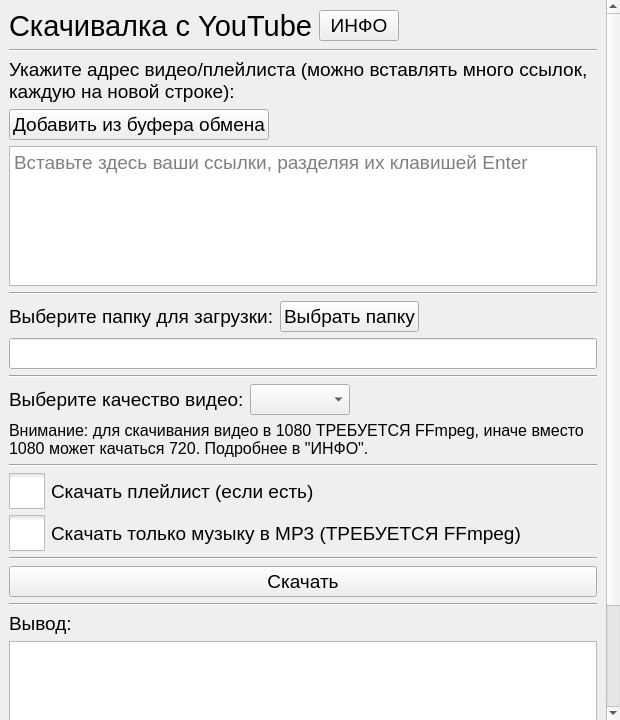
Above: ui/main__big_ui.ui from SeryiBaran/yt-dlp-python-gui before the change. Below: the same form after it.
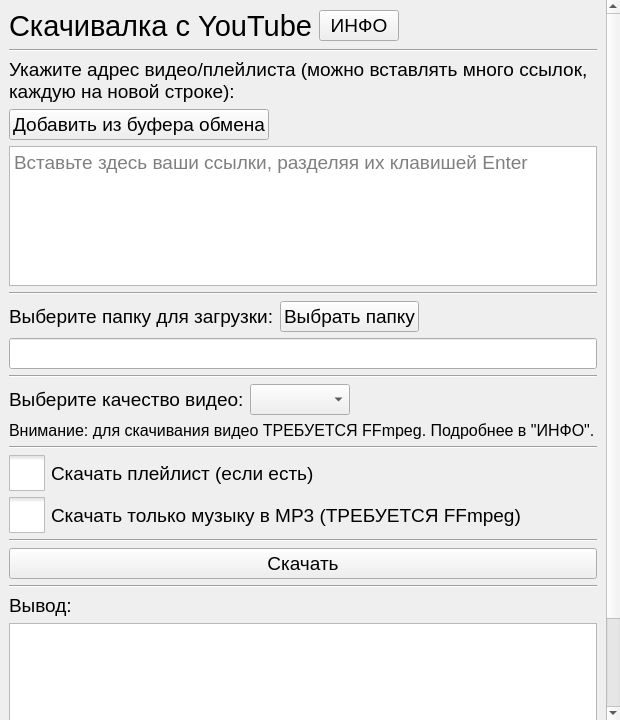
That is the form after the change. Icons and pictures are not drawn.

```diff
--- a/ui/main__big_ui.ui
+++ b/ui/main__big_ui.ui
@@ -58,7 +58,7 @@
          <x>0</x>
          <y>0</y>
          <width>603</width>
-         <height>880</height>
+         <height>859</height>
         </rect>
        </property>
        <layout class="QVBoxLayout" name="verticalLayout_3">
@@ -297,7 +297,7 @@
            </font>
           </property>
           <property name="text">
-           <string>Внимание: для скачивания видео в 1080 ТРЕБУЕТСЯ FFmpeg, иначе вместо 1080 может качаться 720. Подробнее в &quot;ИНФО&quot;.</string>
+           <string>Внимание: для скачивания видео ТРЕБУЕТСЯ FFmpeg. Подробнее в &quot;ИНФО&quot;.</string>
           </property>
           <property name="wordWrap">
            <bool>true</bool>
```
